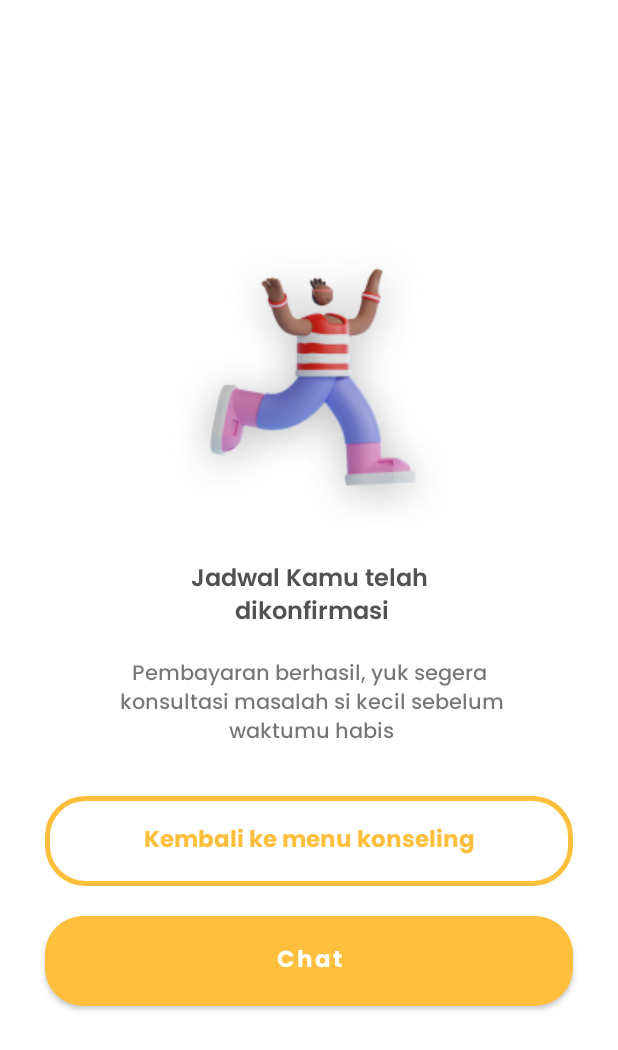
After one commit to haezelnut/aloparent, an Android app: the layout konfirmasi_jadwal_berhasil.xml on its own in the app's theme, with its tools: preview values and no code run, on a phone screen of 412 x 824 dp. The commit adds this screen. Shown: the top 1050 px of the screen. Run offline under Robolectric (Android 15) with nearby library versions, the phone set to English and light mode, and no system bars.

Commit message:
dialogbox konfirmasi jadwal berhasil

```diff
--- a/app/src/main/java/com/example/aloparent/AhliKesehatan.java
+++ b/app/src/main/java/com/example/aloparent/AhliKesehatan.java
@@ -37,9 +37,9 @@ public class AhliKesehatan extends AppCompatActivity {
             }
             private void pilihJadwal(){
                 dialog.setContentView(R.layout.pilih_jadwal_konsul);
-                dialog.getWindow().setBackgroundDrawable(new ColorDrawable(Color.WHITE));
+                dialog.getWindow().setBackgroundDrawable(new ColorDrawable(Color.TRANSPARENT));
 
-                Button lanjut = dialog.findViewById(R.id.btn_lanjut);
+                Button lanjut = dialog.findViewById(R.id.btn_lanjut2);
 
                 lanjut.setOnClickListener(new View.OnClickListener() {
                     @Override
--- /dev/null
+++ b/app/src/main/res/drawable/button_border.xml
@@ -0,0 +1,13 @@
+<?xml version="1.0" encoding="utf-8"?>
+<shape xmlns:android="http://schemas.android.com/apk/res/android"
+    android:shape="rectangle">
+
+    <stroke
+        android:width="3dp"
+        android:color="#FFBE3C"
+        />
+
+    <corners
+        android:radius="25dp"/>
+
+</shape>
--- a/app/src/main/res/layout/activity_home.xml
+++ b/app/src/main/res/layout/activity_home.xml
@@ -173,7 +173,7 @@
                             android:textColor="@color/white"
                             android:textSize="16dp" />
 
-                        <Button
+                        <TextView
                             android:layout_above="@id/text_dukung_anak"
                             android:id="@+id/umur_anak"
                             android:layout_width="90dp"
--- /dev/null
+++ b/app/src/main/res/layout/konfirmasi_jadwal_berhasil.xml
@@ -0,0 +1,66 @@
+<?xml version="1.0" encoding="utf-8"?>
+<LinearLayout xmlns:android="http://schemas.android.com/apk/res/android"
+    android:layout_width="match_parent"
+    android:layout_height="550dp"
+    android:orientation="vertical"
+    android:layout_gravity="center"
+    >
+
+    <ImageView
+        android:layout_width="match_parent"
+        android:layout_height="wrap_content"
+        android:src="@drawable/image_konfirmasi_jadwal_konseling"
+        />
+
+    <TextView
+        android:layout_width="match_parent"
+        android:layout_height="wrap_content"
+        android:gravity="center"
+        android:text="Jadwal Kamu telah\n dikonfirmasi"
+        android:fontFamily="@font/poppins_semibold"
+        android:textSize="16dp"
+        android:textColor="#515151"
+        />
+
+    <TextView
+        android:layout_marginTop="15dp"
+        android:layout_width="match_parent"
+        android:layout_height="wrap_content"
+        android:text="Pembayaran berhasil, yuk segera\n konsultasi masalah si kecil sebelum\n waktumu habis"
+        android:gravity="center"
+        android:fontFamily="@font/poppins_medium"
+        android:textSize="14dp"
+        />
+
+    <androidx.appcompat.widget.AppCompatButton
+        android:layout_marginHorizontal="30dp"
+        android:id="@+id/btnKembaliKeKonseling"
+        android:layout_width="match_parent"
+        android:layout_height="60dp"
+        android:layout_marginTop="30dp"
+        android:background="@drawable/button_border"
+        android:elevation="10dp"
+        android:fontFamily="@font/poppins_bold"
+        android:text="Kembali ke menu konseling"
+        android:textAllCaps="false"
+        android:textColor="#FFBE3C"
+        android:textSize="15dp" />
+
+    <Button
+        android:layout_marginHorizontal="30dp"
+        android:id="@+id/btnChat"
+        android:layout_width="match_parent"
+        android:layout_height="60dp"
+        android:layout_marginTop="20dp"
+        android:background="@drawable/btn_rectangle_orange"
+        android:elevation="10dp"
+        android:fontFamily="@font/poppins_bold"
+        android:text="Chat"
+        android:textAllCaps="false"
+        android:textColor="@color/white"
+        android:textSize="15dp" />
+
+
+
+
+</LinearLayout>
--- a/app/src/main/res/layout/pilih_jadwal_konsul.xml
+++ b/app/src/main/res/layout/pilih_jadwal_konsul.xml
@@ -1,10 +1,15 @@
 <?xml version="1.0" encoding="utf-8"?>
 <RelativeLayout xmlns:android="http://schemas.android.com/apk/res/android"
+    android:layout_width="match_parent"
+    android:layout_height="match_parent"
+    xmlns:app="http://schemas.android.com/apk/res-auto">
+
+    <RelativeLayout
         android:layout_width="wrap_content"
         android:layout_height="wrap_content"
         android:gravity="center"
-    xmlns:app="http://schemas.android.com/apk/res-auto"
-    android:orientation="vertical">
+        android:background="@drawable/btn_ractangle"
+        android:backgroundTint="@color/white">
 
     <ImageView
         android:layout_centerHorizontal="true"
@@ -28,7 +33,7 @@
 
    <GridLayout
        android:id="@+id/pilih_jadwal"
-        android:layout_above="@id/btn_lanjut"
+        android:layout_above="@id/btn_lanjut2"
         android:layout_marginHorizontal="30dp"
         android:layout_width="match_parent"
         android:layout_height="wrap_content"
@@ -38,7 +43,7 @@
            android:layout_width="20dp"
            android:layout_height="wrap_content"
            android:layout_columnWeight="1"
-           android:layout_above="@id/btn_lanjut"
+           android:layout_above="@id/btn_lanjut2"
            app:singleSelection="true">
 
            <com.google.android.material.chip.Chip
@@ -115,7 +120,7 @@
            android:layout_width="1dp"
            android:layout_height="wrap_content"
            android:layout_columnWeight="2"
-           android:layout_above="@id/btn_lanjut"
+           android:layout_above="@id/btn_lanjut2"
            app:singleSelection="true"
            android:paddingLeft="20dp">
 
@@ -187,7 +192,7 @@
    </GridLayout>
 
         <Button
-        android:id="@+id/btn_lanjut"
+            android:id="@+id/btn_lanjut2"
             android:layout_width="match_parent"
             android:layout_height="60dp"
             android:layout_alignParentBottom="true"
@@ -201,5 +206,5 @@
             android:textAllCaps="false"
             android:textColor="@color/white"
             android:textSize="15dp" />
-
 </RelativeLayout>
+</RelativeLayout>
```
Also changed, not shown: app/src/main/res/drawable-v24/image_konfirmasi_jadwal_konseling.png (added). Lines whose indentation alone changed are shown as unchanged.
